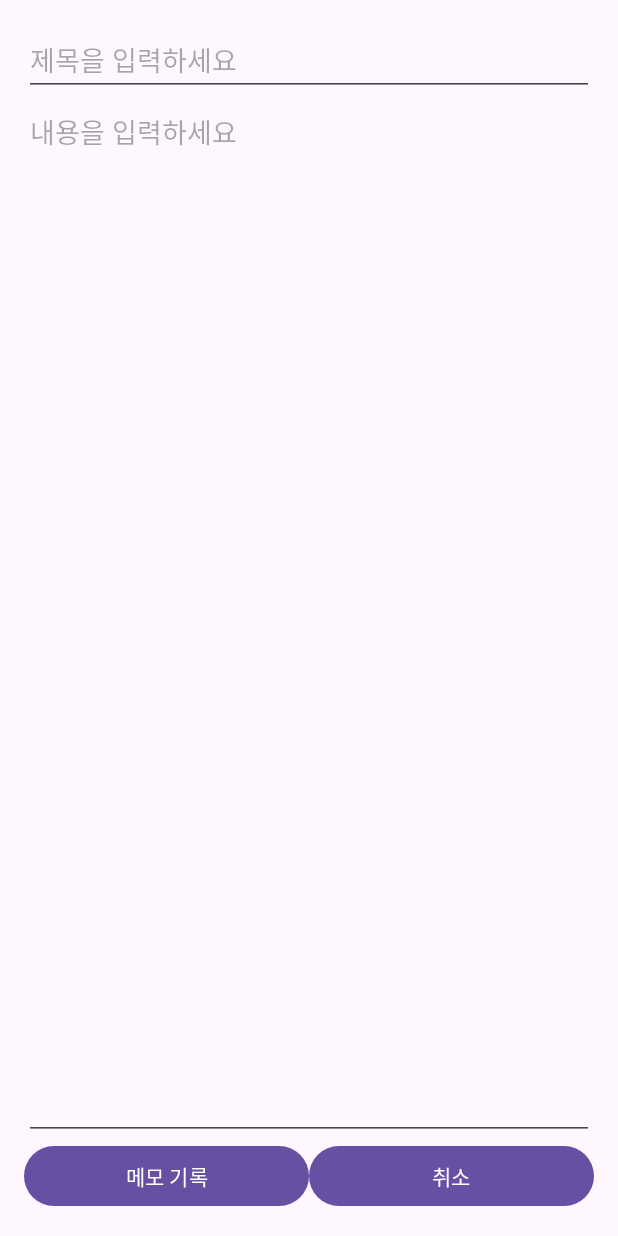
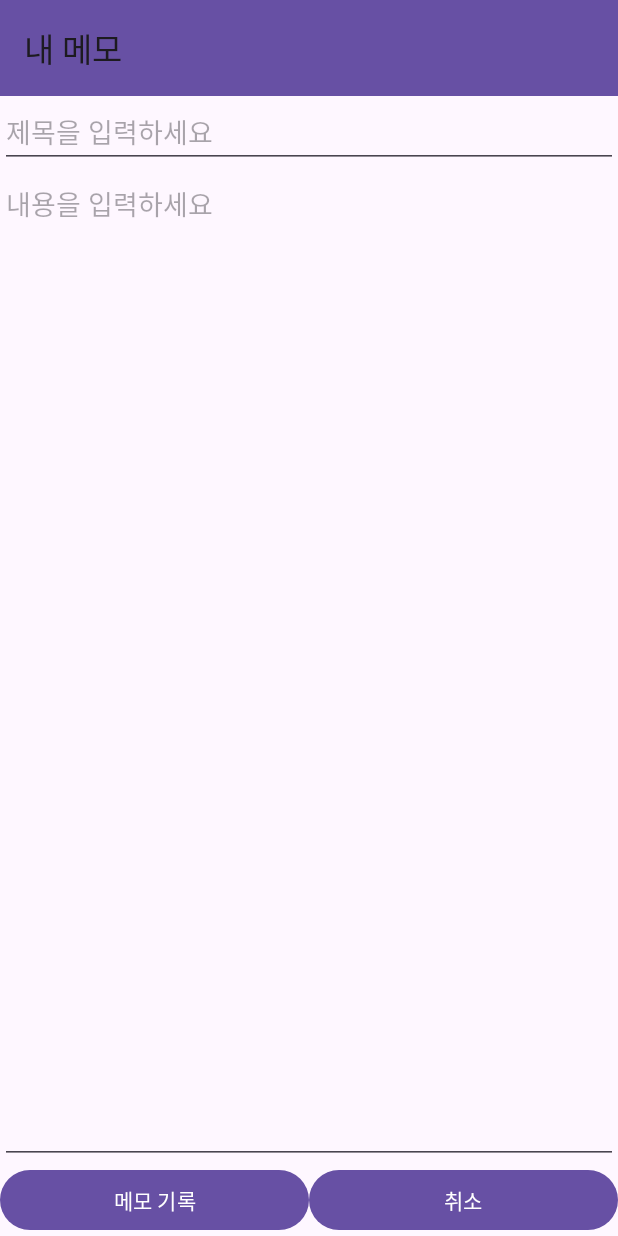
Before and after one commit to cmsong111/Memo-App, an Android app: the MemoCreateFragment screen opened through its navigation route, on a phone screen of 412 x 824 dp. Run offline under Robolectric (Android 15) with nearby library versions, the phone set to English and light mode, and no system bars; our stand-ins replace Dagger/Hilt's generated code, data binding; 3 statements that could not run were skipped.

Commit message:
add: 메모 리스트 화면 DB 연동
메모 리스트 화면 DB에서 불러오는것으로 수정

LiveData를 활용하여 리액티브로 구현

```diff
--- a/app/src/main/java/deu/soft/a20192336/view/MemoCreateFragment.java
+++ b/app/src/main/java/deu/soft/a20192336/view/MemoCreateFragment.java
@@ -19,12 +19,13 @@ import deu.soft.a20192336.databinding.FragmentMemoCreateBinding;
 @AndroidEntryPoint
 public class MemoCreateFragment extends Fragment {
     FragmentMemoCreateBinding binding;
+    MemoCreateViewModel viewModel;
 
     @Override
     public View onCreateView(@NonNull LayoutInflater inflater, ViewGroup container,
                              Bundle savedInstanceState) {
 
-        MemoCreateViewModel viewModel = new ViewModelProvider(this).get(MemoCreateViewModel.class);
+        viewModel = new ViewModelProvider(this).get(MemoCreateViewModel.class);
         binding = FragmentMemoCreateBinding.inflate(inflater, container, false);
 
         binding.setLifecycleOwner(this);
--- a/app/src/main/java/deu/soft/a20192336/view/MemoCreateViewModel.java
+++ b/app/src/main/java/deu/soft/a20192336/view/MemoCreateViewModel.java
@@ -8,6 +8,7 @@ import android.widget.Toast;
 import androidx.lifecycle.AndroidViewModel;
 import androidx.lifecycle.MutableLiveData;
 import androidx.lifecycle.ViewModel;
+import androidx.navigation.fragment.NavHostFragment;
 
 
 import java.sql.Timestamp;
@@ -25,7 +26,6 @@ public class MemoCreateViewModel extends ViewModel {
 
     @Inject
     public MemoCreateViewModel(MemoDao memoDao) {
-        Log.d("MemoCreateViewModel", "MemoCreateViewModel was created");
         this.memoDao = memoDao;
     }
 
@@ -48,6 +48,5 @@ public class MemoCreateViewModel extends ViewModel {
         new Thread(() -> {
             memoDao.save(title.getValue(), content.getValue(), now, now);
         }).start();
-
     }
 }
--- a/app/src/main/java/deu/soft/a20192336/view/MemoListFragment.java
+++ b/app/src/main/java/deu/soft/a20192336/view/MemoListFragment.java
@@ -2,25 +2,44 @@ package deu.soft.a20192336.view;
 
 import android.os.Bundle;
 import android.view.LayoutInflater;
+import android.view.Menu;
+import android.view.MenuInflater;
+import android.view.MenuItem;
 import android.view.View;
 import android.view.ViewGroup;
 import android.widget.ArrayAdapter;
+import android.widget.ListView;
+import android.widget.Toast;
 
 import androidx.annotation.NonNull;
+import androidx.core.view.MenuProvider;
 import androidx.fragment.app.Fragment;
+import androidx.lifecycle.ViewModelProvider;
 import androidx.navigation.fragment.NavHostFragment;
 
+import dagger.hilt.android.AndroidEntryPoint;
+import deu.soft.a20192336.R;
 import deu.soft.a20192336.databinding.FragmentMemoListBinding;
 
-
+@AndroidEntryPoint
 public class MemoListFragment extends Fragment {
 
     FragmentMemoListBinding binding;
+    MemoListViewModel viewModel;
+
 
     @Override
     public View onCreateView(@NonNull LayoutInflater inflater, ViewGroup container,
                              Bundle savedInstanceState) {
         binding = FragmentMemoListBinding.inflate(inflater, container, false);
+        viewModel = new ViewModelProvider(this).get(MemoListViewModel.class);
+
+        binding.setLifecycleOwner(this);
+        binding.setViewModel(viewModel);
+
+        // 메모 View 어탭터 설정
+        binding.setMemoAdapter(new ListViewAdaptor(viewModel.getMemoList()));
+
         return binding.getRoot();
     }
 
@@ -28,19 +47,6 @@ public class MemoListFragment extends Fragment {
     public void onViewCreated(@NonNull View view, Bundle savedInstanceState) {
         super.onViewCreated(view, savedInstanceState);
 
-        binding.listViewMemoList.setAdapter(new ArrayAdapter<String>(
-                requireContext(),
-                android.R.layout.simple_list_item_1,
-                new String[]{"메모1", "메모2", "메모3", "메모4", "메모5", "메모6", "메모7", "메모8", "메모9", "메모10",
-                        "메모11", "메모12", "메모13", "메모14", "메모15", "메모16", "메모17", "메모18", "메모19", "메모20",
-                        "메모21", "메모22", "메모23", "메모24", "메모25", "메모26", "메모27", "메모28", "메모29", "메모30"}
-        ));
-
-        binding.listViewMemoList.setOnItemClickListener((parent, view1, position, id) -> {
-            NavHostFragment.findNavController(this).navigate(
-                    MemoListFragmentDirections.actionMenoListToMemoView()
-            );
-        });
 
         // 새로 만들기
         binding.floatingActionButton.setOnClickListener(v -> {
@@ -48,6 +54,21 @@ public class MemoListFragment extends Fragment {
                     MemoListFragmentDirections.actionMenoListToNewMemo()
             );
         });
+
+        // 메모 리스트 클릭
+        binding.listViewMemoList.setOnItemClickListener((parent, view1, position, id) -> {
+            NavHostFragment.findNavController(this).navigate(
+                    MemoListFragmentDirections.actionMenoListToMemoView()
+            );
+        });
+
+        // 메모 리스트 아이템 롱 클릭
+        binding.listViewMemoList.setOnItemLongClickListener((parent, view12, position, id) -> {
+            Toast.makeText(getContext(), "롱클릭", Toast.LENGTH_SHORT).show();
+            return true;
+        });
+
     }
 
+
 }
--- /dev/null
+++ b/app/src/main/res/drawable/baseline_refresh_24.xml
@@ -0,0 +1,5 @@
+<vector android:height="24dp" android:tint="#000000"
+    android:viewportHeight="24" android:viewportWidth="24"
+    android:width="24dp" xmlns:android="http://schemas.android.com/apk/res/android">
+    <path android:fillColor="@android:color/white" android:pathData="M17.65,6.35C16.2,4.9 14.21,4 12,4c-4.42,0 -7.99,3.58 -7.99,8s3.57,8 7.99,8c3.73,0 6.84,-2.55 7.73,-6h-2.08c-0.82,2.33 -3.04,4 -5.65,4 -3.31,0 -6,-2.69 -6,-6s2.69,-6 6,-6c1.66,0 3.14,0.69 4.22,1.78L13,11h7V4l-2.35,2.35z"/>
+</vector>
--- a/app/src/main/res/layout/fragment_memo_create.xml
+++ b/app/src/main/res/layout/fragment_memo_create.xml
@@ -3,7 +3,8 @@
     xmlns:app="http://schemas.android.com/apk/res-auto"
     xmlns:tools="http://schemas.android.com/tools">
 
-    <data >
+    <data>
+
         <variable
             name="viewModel"
             type="deu.soft.a20192336.view.MemoCreateViewModel" />
@@ -13,32 +14,43 @@
         android:layout_width="match_parent"
         android:layout_height="match_parent"
 
+
         tools:context=".view.MemoCreateFragment">
 
         <!-- TODO: Update blank fragment layout -->
         <androidx.constraintlayout.widget.ConstraintLayout
             android:layout_width="match_parent"
             android:layout_height="match_parent"
-            android:orientation="vertical"
-            android:padding="16dp">
+            android:orientation="vertical">
+
+            <androidx.appcompat.widget.Toolbar
+                android:id="@+id/toolbar_memo_create"
+                android:layout_width="match_parent"
+                android:layout_height="wrap_content"
+                android:background="#6750A4"
+                android:elevation="4dp"
+                app:title="내 메모" />
+
 
             <EditText
                 android:id="@+id/editText_memo_title"
                 android:layout_width="match_parent"
                 android:layout_height="wrap_content"
+                android:autofillHints="제목을 입력하세요"
                 android:hint="제목을 입력하세요"
                 android:text="@={viewModel.title}"
-                app:layout_constraintTop_toTopOf="parent" />
+                app:layout_constraintTop_toBottomOf="@+id/toolbar_memo_create" />
 
             <EditText
                 android:id="@+id/editText_memo_content"
                 android:layout_width="match_parent"
                 android:layout_height="0dp"
+                android:autofillHints="내용을 입력하세요"
                 android:gravity="top"
                 android:hint="내용을 입력하세요"
                 android:inputType="textMultiLine"
+                android:scrollbars="vertical"
                 android:text="@={viewModel.content}"
-                android:scrollbars="vertical"
                 app:layout_constraintBottom_toTopOf="@+id/linearLayout"
                 app:layout_constraintTop_toBottomOf="@+id/editText_memo_title"
                 tools:layout_editor_absoluteX="16dp" />
```
Also changed, not shown: app/src/main/java/deu/soft/a20192336/data/Memo.java (+11 -0 lines), app/src/main/java/deu/soft/a20192336/data/MemoDao.java (+5 -3 lines), app/src/main/java/deu/soft/a20192336/view/ListViewAdaptor.java (added, +63 -0 lines), app/src/main/java/deu/soft/a20192336/view/MemoListViewModel.java (added, +40 -0 lines), app/src/main/res/layout/fragment_memo_list.xml (+29 -4 lines), app/src/main/res/layout/list_tile.xml (added, +23 -0 lines), app/src/main/res/layout/main_toolbar.xml (deleted, +0 -12 lines), app/src/main/res/menu/main_tool_bar.xml (+8 -0 lines).
